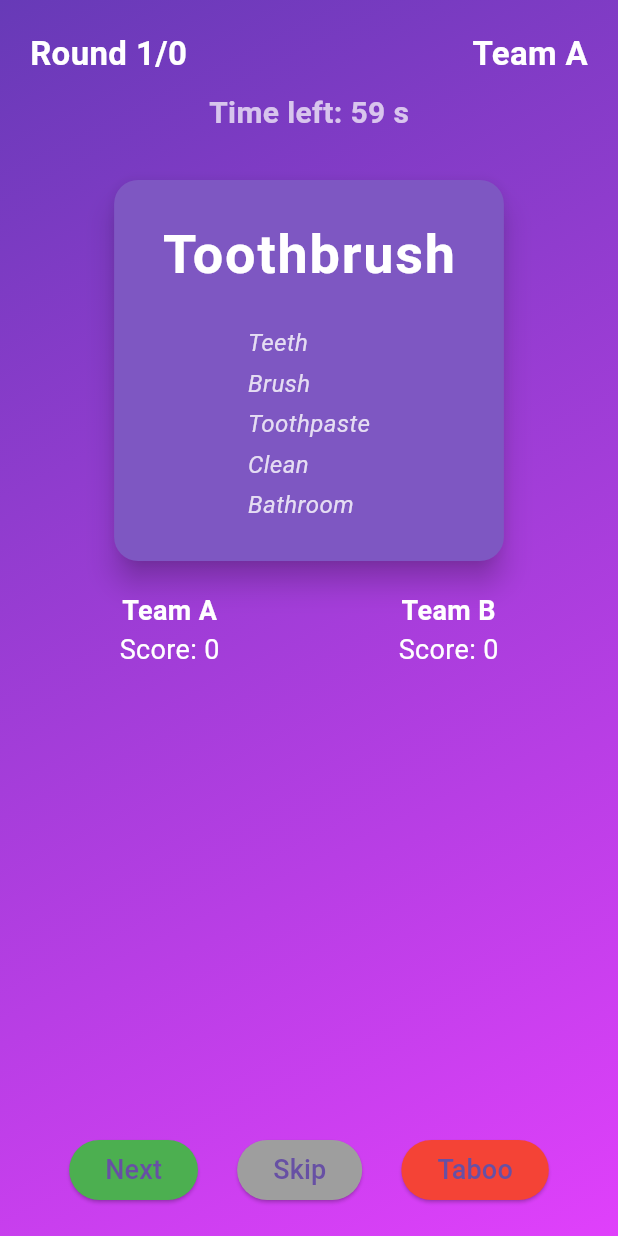
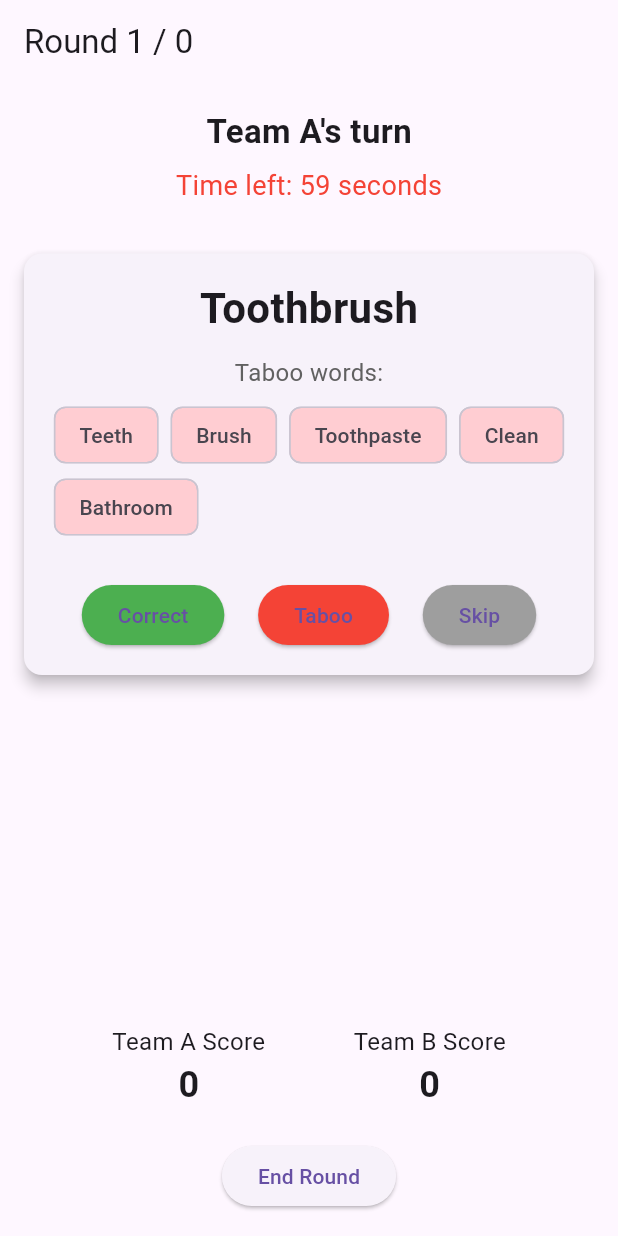
Before and after one commit to Chelove4ik2282/Dart-Flutter-, a Flutter app: the HomeGamePage screen opened directly with empty values, on a phone screen of 412 x 824 dp. Run offline on Flutter 3.47's test engine with Material 3 defaults, Android fonts, the phone set to English and light mode, and no system bars; our stand-ins replace hive, hive_flutter; accounts and stored records are empty.

```diff
--- /dev/null
+++ b/lib/models/game_result.dart
@@ -0,0 +1,23 @@
+import 'package:hive/hive.dart';
+
+part 'game_result.g.dart';
+
+@HiveType(typeId: 0)
+class GameResult {
+  @HiveField(0)
+  final String team1;
+
+  @HiveField(1)
+  final String team2;
+
+  @HiveField(2)
+  final int score1;
+
+  @HiveField(3)
+  final int score2;
+
+  @HiveField(4)
+  final String date; // сохраняем дату в виде строки
+
+  GameResult(this.team1, this.team2, this.score1, this.score2, this.date);
+}
--- a/lib/pages/game_page.dart
+++ b/lib/pages/game_page.dart
@@ -1,10 +1,13 @@
 import 'dart:async';
 import 'dart:math';
+
 import 'package:flutter/material.dart';
+
 import '../models/player.dart';
+import '../models/game_result.dart';
 import '../widgets/word_card_widget.dart';
 import '../widgets/score_modal.dart';
-
+import '../services/local_storage_service.dart';  // <-- Импорт сервиса локального хранилища
 
 class HomeGamePage extends StatefulWidget {
   final List<Player> players;
@@ -19,10 +22,13 @@ class HomeGamePage extends StatefulWidget {
 class _GamePageState extends State<HomeGamePage> {
   late List<Player> teamAPlayers;
   late List<Player> teamBPlayers;
+
   int currentRound = 1;
   int teamAScore = 0;
   int teamBScore = 0;
   String currentTeam = 'A';
+  List<int> roundScoresA = [];
+  List<int> roundScoresB = [];
 
   static const int roundDuration = 60;
   int secondsLeft = roundDuration;
@@ -60,7 +66,6 @@ class _GamePageState extends State<HomeGamePage> {
     {'word': 'Balloon', 'taboo': ['Air', 'Helium', 'Float', 'Pop', 'Party']},
     {'word': 'Map', 'taboo': ['Directions', 'Country', 'Route', 'Navigate', 'Location']},
   ];
-
 
   late List<Map<String, dynamic>> remainingWords;
   int currentWordIndex = 0;
@@ -101,30 +106,6 @@ class _GamePageState extends State<HomeGamePage> {
     });
   }
 
-  void _showRoundEndDialog({required String reason}) {
-    showDialog(
-      context: context,
-      barrierDismissible: false,
-      builder: (context) => AlertDialog(
-        title: const Text('Round Over'),
-        content: Text(reason),
-        actions: [
-          TextButton(
-            onPressed: () {
-              Navigator.pop(context);
-              if (currentRound < widget.totalRounds && remainingWords.isNotEmpty) {
-                _nextRound();
-              } else {
-                _showGameOverDialog();
-              }
-            },
-            child: const Text('Continue'),
-          ),
-        ],
-      ),
-    );
-  }
-
   void _handleRoundEnd({required int scoreChange, required bool taboo}) {
     setState(() {
       if (scoreChange != 0) {
@@ -142,8 +123,6 @@ class _GamePageState extends State<HomeGamePage> {
           }
         }
       }
-
-      // Удаляем текущее слово после использования
       remainingWords.removeAt(currentWordIndex);
     });
 
@@ -174,11 +153,44 @@ class _GamePageState extends State<HomeGamePage> {
 
   void _nextRound() {
     setState(() {
+      // Добавляем очки за раунд
+      int lastSumA = roundScoresA.fold(0, (a, b) => a + b);
+      int lastSumB = roundScoresB.fold(0, (a, b) => a + b);
+
+      roundScoresA.add(teamAScore - lastSumA);
+      roundScoresB.add(teamBScore - lastSumB);
+
       currentRound++;
       currentTeam = currentTeam == 'A' ? 'B' : 'A';
       currentWordIndex = 0;
+      remainingWords = List<Map<String, dynamic>>.from(allWords)..shuffle(Random());
     });
     startTimer();
+  }
+
+  void _showRoundEndDialog({required String reason}) {
+    showDialog(
+      context: context,
+      barrierDismissible: false,
+      builder: (context) => AlertDialog(
+        title: const Text('Round Over'),
+        content: Text(reason),
+        actions: [
+          TextButton(
+            onPressed: () {
+              Navigator.pop(context);
+              if (currentRound < widget.totalRounds && remainingWords.isNotEmpty) {
+                _nextRound();
+              } else {
+                _saveGameHistory();
+                _showGameOverDialog();
+              }
+            },
+            child: const Text('Continue'),
+          ),
+        ],
+      ),
+    );
   }
 
   void _showGameOverDialog() {
@@ -196,98 +208,77 @@ class _GamePageState extends State<HomeGamePage> {
     );
   }
 
+  Future<void> _saveGameHistory() async {
+  final gameResult = GameResult(
+  teamAPlayers.map((p) => p.name).join(', '),
+  teamBPlayers.map((p) => p.name).join(', '),
+  teamAScore,
+  teamBScore,
+  DateTime.now().toIso8601String(),
+);
+
+
+  await LocalStorageService.instance.insertGame(gameResult);
+}
 
   @override
   Widget build(BuildContext context) {
     return Scaffold(
-      body: Container(
-        decoration: const BoxDecoration(
-          gradient: LinearGradient(
-            colors: [Colors.deepPurple, Colors.purpleAccent],
-            begin: Alignment.topLeft,
-            end: Alignment.bottomRight,
+      appBar: AppBar(
+        title: Text('Round $currentRound / ${widget.totalRounds}'),
       ),
-        ),
-        child: SafeArea(
-          child: Padding(
-            padding: const EdgeInsets.all(20.0),
+      body: Padding(
+        padding: const EdgeInsets.all(16),
         child: Column(
           children: [
-                Row(
-                  mainAxisAlignment: MainAxisAlignment.spaceBetween,
-                  children: [
             Text(
-                      'Round $currentRound/${widget.totalRounds}',
-                      style: const TextStyle(fontSize: 22, fontWeight: FontWeight.bold, color: Colors.white),
+              'Team $currentTeam\'s turn',
+              style: const TextStyle(fontSize: 22, fontWeight: FontWeight.bold),
             ),
+            const SizedBox(height: 8),
             Text(
-                      'Team $currentTeam',
-                      style: const TextStyle(fontSize: 22, fontWeight: FontWeight.bold, color: Colors.white),
+              'Time left: $secondsLeft seconds',
+              style: const TextStyle(fontSize: 18, color: Colors.red),
             ),
-                  ],
-                ),
-                const SizedBox(height: 10),
-                Text(
-                  'Time left: $secondsLeft s',
-                  style: const TextStyle(fontSize: 20, fontWeight: FontWeight.bold, color: Colors.white70),
-                ),
-                const SizedBox(height: 10),
+            const SizedBox(height: 16),
 
-                if (remainingWords.isNotEmpty)
             WordCardWidget(
               word: currentWord,
               tabooWords: tabooWords,
+              onCorrect: () => _handleRoundEnd(scoreChange: 1, taboo: false),
+              onTaboo: () => _handleRoundEnd(scoreChange: -1, taboo: true),
+              onSkip: _skipRound,
             ),
 
+            const Spacer(),
+
             Row(
-                  mainAxisAlignment: MainAxisAlignment.spaceAround,
+              mainAxisAlignment: MainAxisAlignment.spaceEvenly,
               children: [
                 Column(
                   children: [
-                        const Text('Team A', style: TextStyle(fontSize: 18, fontWeight: FontWeight.bold, color: Colors.white)),
-                        ...teamAPlayers.map((player) => Text(player.name, style: const TextStyle(color: Colors.white))),
-                        Text('Score: $teamAScore', style: const TextStyle(fontSize: 18, color: Colors.white)),
+                    const Text('Team A Score', style: TextStyle(fontSize: 16)),
+                    Text(teamAScore.toString(), style: const TextStyle(fontSize: 24, fontWeight: FontWeight.bold)),
                   ],
                 ),
                 Column(
                   children: [
-                        const Text('Team B', style: TextStyle(fontSize: 18, fontWeight: FontWeight.bold, color: Colors.white)),
-                        ...teamBPlayers.map((player) => Text(player.name, style: const TextStyle(color: Colors.white))),
-                        Text('Score: $teamBScore', style: const TextStyle(fontSize: 18, color: Colors.white)),
+                    const Text('Team B Score', style: TextStyle(fontSize: 16)),
+                    Text(teamBScore.toString(), style: const TextStyle(fontSize: 24, fontWeight: FontWeight.bold)),
                   ],
                 ),
               ],
             ),
-                const Spacer(),
-                Row(
-                  mainAxisAlignment: MainAxisAlignment.spaceEvenly,
-                  children: [
+            const SizedBox(height: 20),
+
             ElevatedButton(
               onPressed: () {
-                        _handleRoundEnd(scoreChange: 1, taboo: false);
+                timer?.cancel();
+                _showRoundEndDialog(reason: 'Round manually ended.');
               },
-                      style: ElevatedButton.styleFrom(backgroundColor: Colors.green),
-                      child: const Text('Next', style: TextStyle(fontSize: 18)),
-                    ),
-                    ElevatedButton(
-                      onPressed: () {
-                        _skipRound();
-                      },
-                      style: ElevatedButton.styleFrom(backgroundColor: Colors.grey),
-                      child: const Text('Skip', style: TextStyle(fontSize: 18)),
-                    ),
-                    ElevatedButton(
-                      onPressed: () {
-                        _handleRoundEnd(scoreChange: 1, taboo: true);
-                      },
-                      style: ElevatedButton.styleFrom(backgroundColor: Colors.red),
-                      child: const Text('Taboo', style: TextStyle(fontSize: 18)),
+              child: const Text('End Round'),
             ),
           ],
-                ),
-              ],
-            ),
-          ),
         ),
       ),
     );
--- /dev/null
+++ b/lib/services/local_storage_service.dart
@@ -0,0 +1,25 @@
+import 'package:hive/hive.dart';
+import '../models/game_result.dart';
+class LocalStorageService {
+  static final LocalStorageService instance = LocalStorageService._internal();
+  LocalStorageService._internal();
+
+  static const String boxName = 'game_history';
+  late Box<GameResult> _box;
+
+  Future<void> init() async {
+    _box = Hive.box<GameResult>(boxName);
+  }
+
+  Future<void> insertGame(GameResult game) async {
+    await _box.add(game);
+  }
+
+  List<GameResult> getHistory() {
+    return _box.values.toList().reversed.toList();
+  }
+
+  Future<void> clearHistory() async {
+    await _box.clear();
+  }
+}
--- a/lib/widgets/word_card_widget.dart
+++ b/lib/widgets/word_card_widget.dart
@@ -1,55 +1,70 @@
-// lib/widgets/word_card_widget.dart
 import 'package:flutter/material.dart';
 
 class WordCardWidget extends StatelessWidget {
   final String word;
   final List<String> tabooWords;
+  final VoidCallback onCorrect;
+  final VoidCallback onTaboo;
+  final VoidCallback onSkip;
 
   const WordCardWidget({
-    super.key,
+    Key? key,
     required this.word,
     required this.tabooWords,
-  });
+    required this.onCorrect,
+    required this.onTaboo,
+    required this.onSkip,
+  }) : super(key: key);
 
   @override
   Widget build(BuildContext context) {
     return Card(
-      elevation: 8,
-      shape: RoundedRectangleBorder(borderRadius: BorderRadius.circular(16)),
-      color: Colors.deepPurple[400],
-      margin: const EdgeInsets.symmetric(vertical: 20),
+      elevation: 4,
+      margin: const EdgeInsets.symmetric(vertical: 16),
       child: Padding(
-        padding: const EdgeInsets.symmetric(vertical: 24, horizontal: 32),
+        padding: const EdgeInsets.all(16),
         child: Column(
           mainAxisSize: MainAxisSize.min,
           children: [
             Text(
               word,
-              style: const TextStyle(
-                fontSize: 36,
-                fontWeight: FontWeight.bold,
-                color: Colors.white,
-                letterSpacing: 1.2,
-              ),
+              style: const TextStyle(fontSize: 28, fontWeight: FontWeight.bold),
             ),
-            const SizedBox(height: 20),
-            Column(
-              crossAxisAlignment: CrossAxisAlignment.start,
+            const SizedBox(height: 12),
+            Text(
+              'Taboo words:',
+              style: TextStyle(fontSize: 16, color: Colors.grey[700]),
+            ),
+            const SizedBox(height: 6),
+            Wrap(
+              spacing: 8,
               children: tabooWords
-                  .map(
-                    (word) => Padding(
-                      padding: const EdgeInsets.symmetric(vertical: 2),
-                      child: Text(
-                        word,
-                        style: TextStyle(
-                          fontSize: 16,
-                          color: Colors.white.withOpacity(0.8),
-                          fontStyle: FontStyle.italic,
-                        ),
-                      ),
-                    ),
-                  )
+                  .map((w) => Chip(
+                        label: Text(w),
+                        backgroundColor: Colors.red.shade100,
+                      ))
                   .toList(),
+            ),
+            const SizedBox(height: 24),
+            Row(
+              mainAxisAlignment: MainAxisAlignment.spaceEvenly,
+              children: [
+                ElevatedButton(
+                  onPressed: onCorrect,
+                  style: ElevatedButton.styleFrom(backgroundColor: Colors.green),
+                  child: const Text('Correct'),
+                ),
+                ElevatedButton(
+                  onPressed: onTaboo,
+                  style: ElevatedButton.styleFrom(backgroundColor: Colors.red),
+                  child: const Text('Taboo'),
+                ),
+                ElevatedButton(
+                  onPressed: onSkip,
+                  style: ElevatedButton.styleFrom(backgroundColor: Colors.grey),
+                  child: const Text('Skip'),
+                ),
+              ],
             ),
           ],
         ),
```
Also changed, not shown: lib/main.dart (+8 -2 lines), lib/models/history_page.dart (deleted, +0 -15 lines), lib/pages/history_page.dart (added, +76 -0 lines), lib/pages/home_page.dart (+6 -6 lines), pubspec.yaml (+7 -1 lines), lib/models/game_result.g.dart (added), pubspec.lock, 1 other file. Lines whose indentation alone changed are shown as unchanged.
